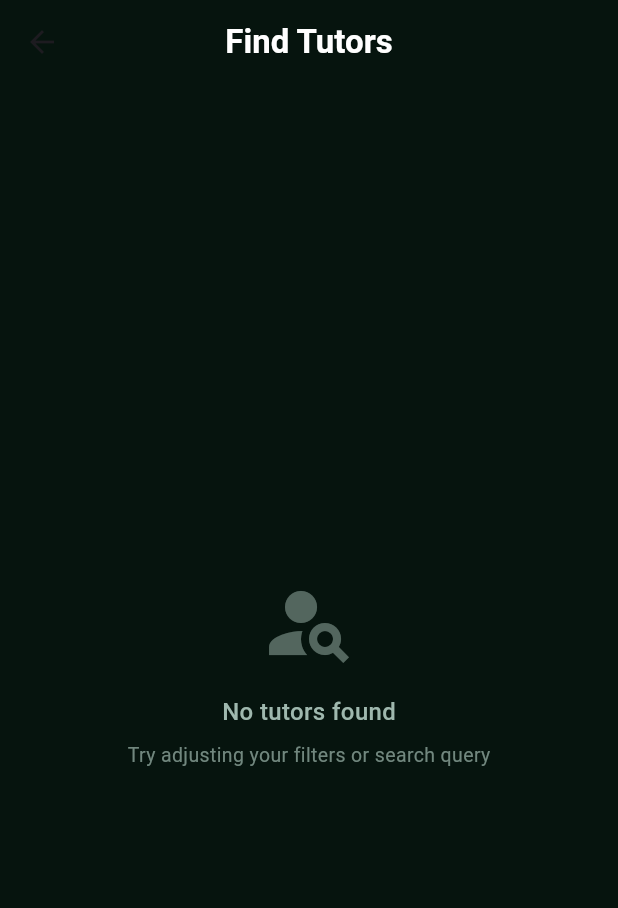
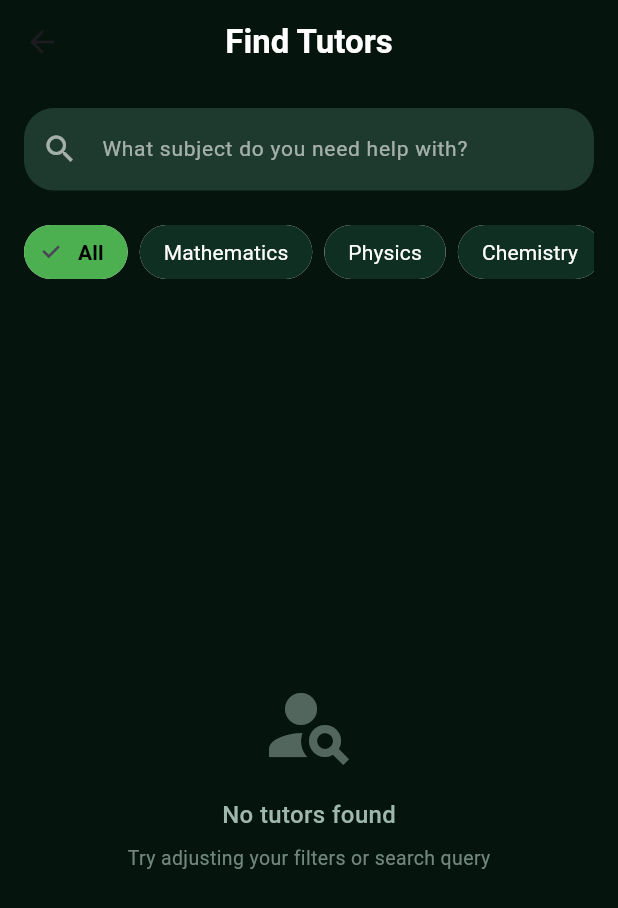
Before and after one commit to TanvirMain49/flutter_final_project, a Flutter app: the ExploreTutorScreen screen opened directly, on a phone screen of 412 x 824 dp. Shown: the top 908 px of the screen. Run offline on Flutter 3.47's test engine with Material 3 defaults, Android fonts, the phone set to English and light mode, and no system bars; our stand-ins replace flutter_dotenv, shimmer, supabase_flutter; accounts and stored records are empty.

Commit message:
added search functionality

```diff
--- a/lib/features/student/api/student_api.dart
+++ b/lib/features/student/api/student_api.dart
@@ -120,9 +120,9 @@ class StudentApiService {
   }
 
     //  get all tutor
-  Future<List<Map<String, dynamic>>> getAllTutor() async{
+  Future<List<Map<String, dynamic>>> getAllTutor({String? searchQuery, String? subject}) async{
     try{
-      return await _supabase
+      var query = _supabase
           .from('users')
           .select('''
           *,
@@ -132,7 +132,19 @@ class StudentApiService {
             name
           )
           )
-          ''').eq('role', 'Tutor');
+          ''')
+          .eq('role', 'Tutor');
+      if(subject != null){
+        query = query.eq('tutor_skills.subjects.name', subject);
+      }
+
+      if(searchQuery != null && searchQuery.isNotEmpty){
+        query = query.ilike('full_name', '%$searchQuery%');
+      }
+
+      final response = await query.order('created_at', ascending: false);
+      return List<Map<String, dynamic>>.from(response);
+
     } catch(e){
       debugPrint('getAllTutor error: $e');
       rethrow;
--- a/lib/features/student/controller/get_tuition_controller.dart
+++ b/lib/features/student/controller/get_tuition_controller.dart
@@ -95,11 +95,11 @@ class GetTuitionController {
     }
   }
 
-  Future<void> getAllTuition(VoidCallback onUpdate) async {
+  Future<void> getAllTuition(VoidCallback onUpdate, {String? searchQuery, String? subject}) async {
     try {
       isAllTutorLoading = true;
       onUpdate();
-      final data = await StudentApiService().getAllTutor();
+      final data = await StudentApiService().getAllTutor(searchQuery: searchQuery, subject: subject);
       tutors = data;
     } catch (e) {
       debugPrint('getAllTutor error: $e');
--- a/lib/features/student/screen/explore_tutor.dart
+++ b/lib/features/student/screen/explore_tutor.dart
@@ -100,58 +100,73 @@ class _ExploreTutorScreenState extends State<ExploreTutorScreen> {
       body: Column(
         children: [
           // Search Bar
-          // Padding(
-          //   padding: const EdgeInsets.all(16),
-          //   child: SearchField(
-          //     controller: searchController,
-          //     onChanged: _filterTutors,
-          //     onClear: () {
-          //       searchController.clear();
-          //       _filterTutors('');
-          //     },
-          //   ),
-          // ),
+          Padding(
+            padding: const EdgeInsets.all(16),
+            child: SearchField(
+              controller: searchController,
+              onChanged: (value) {
+                controller.getAllTuition(
+                      () => setState(() {}),
+                  searchQuery: value,
+                  subject: selectedFilter == 'All' ? null : selectedFilter, // Keep existing filter
+                );
+              },
+              onClear: () {
+                searchController.clear();
+               controller.getAllTuition((){
+                  if (mounted) setState(() {});
+                }, searchQuery: '');
+              },
+            ),
+          ),
           //
           // // Filter Chips
-          // Padding(
-          //   padding: const EdgeInsets.symmetric(horizontal: 16),
-          //   child: SizedBox(
-          //     height: 50,
-          //     child: ListView.builder(
-          //       scrollDirection: Axis.horizontal,
-          //       itemCount: filterOptions.length,
-          //       itemBuilder: (context, index) {
-          //         final isSelected = selectedFilter == filterOptions[index];
-          //         return Padding(
-          //           padding: const EdgeInsets.only(right: 8),
-          //           child: ChoiceChip(
-          //             label: Text(filterOptions[index]),
-          //             selected: isSelected,
-          //             onSelected: (bool selected) {
-          //               setState(() {
-          //                 selectedFilter = filterOptions[index];
-          //                 _filterTutors(searchController.text);
-          //               });
-          //             },
-          //             selectedColor: AppColors.accent,
-          //             backgroundColor: AppColors.secondary,
-          //             labelStyle: TextStyle(
-          //               color:
-          //               isSelected ? AppColors.black : AppColors.white,
-          //               fontWeight: isSelected
-          //                   ? FontWeight.bold
-          //                   : FontWeight.normal,
-          //             ),
-          //             shape: RoundedRectangleBorder(
-          //               borderRadius: BorderRadius.circular(20),
-          //             ),
-          //             side: BorderSide.none,
-          //           ),
-          //         );
-          //       },
-          //     ),
-          //   ),
-          // ),
+          Padding(
+            padding: const EdgeInsets.symmetric(horizontal: 16),
+            child: SizedBox(
+              height: 50,
+              child: ListView.builder(
+                scrollDirection: Axis.horizontal,
+                itemCount: filterOptions.length,
+                itemBuilder: (context, index) {
+                  final isSelected = selectedFilter == filterOptions[index];
+                  return Padding(
+                    padding: const EdgeInsets.only(right: 8),
+                    child: ChoiceChip(
+                      label: Text(filterOptions[index]),
+                      selected: isSelected,
+                      onSelected: (bool selected) {
+                        if (selected) {
+                          setState(() {
+                            selectedFilter = filterOptions[index];
+                          });
+                          // Pass BOTH filters to the controller
+                          controller.getAllTuition(
+                                () => setState(() {}),
+                            subject: selectedFilter == 'All' ? null : selectedFilter,
+                            searchQuery: searchController.text, // Keep existing search text
+                          );
+                        }
+                      },
+                      selectedColor: AppColors.accent,
+                      backgroundColor: AppColors.secondary,
+                      labelStyle: TextStyle(
+                        color:
+                        isSelected ? AppColors.black : AppColors.white,
+                        fontWeight: isSelected
+                            ? FontWeight.bold
+                            : FontWeight.normal,
+                      ),
+                      shape: RoundedRectangleBorder(
+                        borderRadius: BorderRadius.circular(20),
+                      ),
+                      side: BorderSide.none,
+                    ),
+                  );
+                },
+              ),
+            ),
+          ),
 
           const SizedBox(height: 16),
 
@@ -197,17 +212,20 @@ class _ExploreTutorScreenState extends State<ExploreTutorScreen> {
                 final firstSkill = tutorSkills.isNotEmpty
                     ? tutorSkills[0] as Map<String, dynamic>
                     : null;
-
                 if (firstSkill == null) {
                   return const SizedBox.shrink();
                 }
+
+                final subjectMap = firstSkill['subjects'] as Map<String, dynamic>?;
+
+                debugPrint("Tutor: $tutor");
 
                 return Padding(
                   padding: const EdgeInsets.only(bottom: 16),
                   child: TutorCard(
                     name: tutor['full_name'] ?? 'Unknown',
-                    subject: firstSkill['subjects']['name'] ?? 'N/A',
-                    price: firstSkill?['salary'] ?? 'N/A',
+                    subject: subjectMap?['name'] ?? 'N/A',
+                    price: firstSkill['salary'] ?? 'N/A',
                     gender: tutor['gender'],
                     experience:
                     '${firstSkill['experience_years'] ?? 0} yrs',
```
